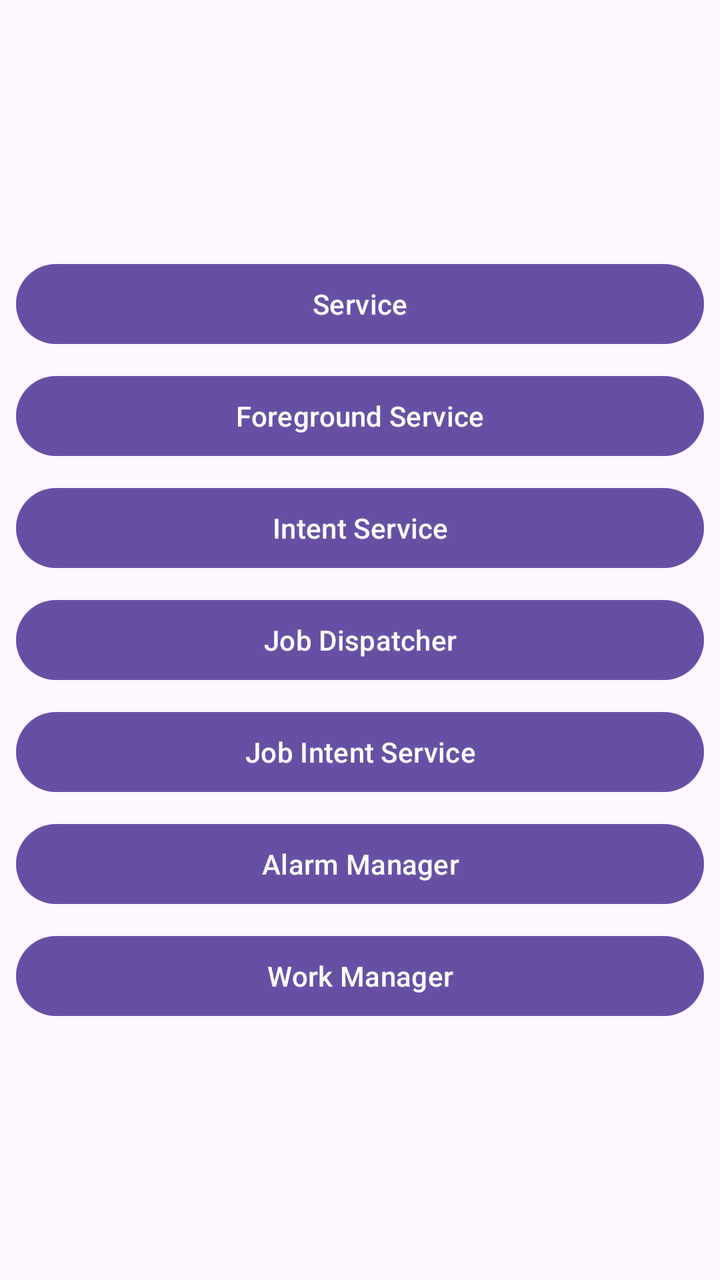
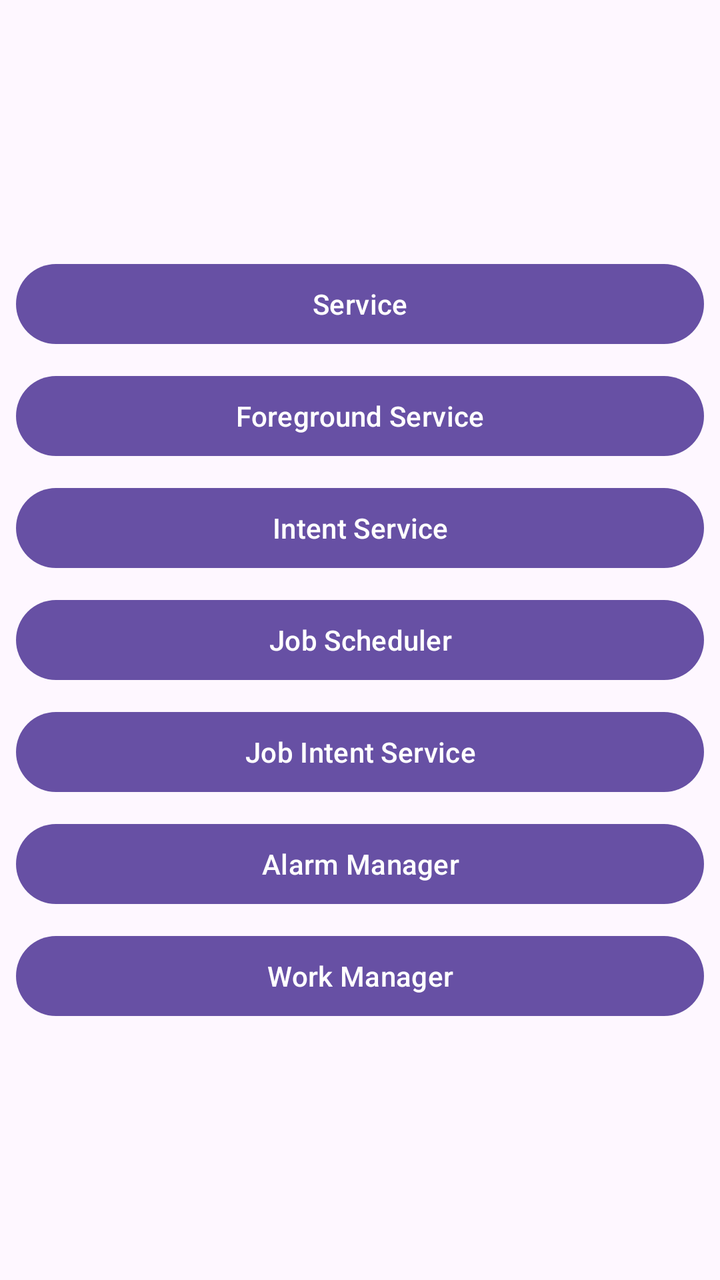

Before-and-after screenshots of an Android layout around one commit, followed by the original layout XML and the change that was made.
<!-- AndroidManifest.xml: application theme Theme.MyServices -->
<!-- res/layout/activity_main.xml -->
<?xml version="1.0" encoding="utf-8"?>
<LinearLayout
    xmlns:android="http://schemas.android.com/apk/res/android"
    xmlns:tools="http://schemas.android.com/tools"
    android:layout_width="match_parent"
    android:layout_height="match_parent"
    android:gravity="center"
    android:orientation="vertical"
    tools:context=".MainActivity"
    >

    <Button
        android:id="@+id/simple_service"
        style="@style/ServiceButtonStyle"
        android:layout_width="match_parent"
        android:layout_height="wrap_content"
        android:text="@string/service"
        />

    <Button
        android:id="@+id/foreground_service"
        style="@style/ServiceButtonStyle"
        android:layout_width="match_parent"
        android:layout_height="wrap_content"
        android:text="@string/foreground_service"
        />

    <Button
        android:id="@+id/intent_service"
        style="@style/ServiceButtonStyle"
        android:layout_width="match_parent"
        android:layout_height="wrap_content"
        android:text="@string/intent_service"
        />

    <Button
        android:id="@+id/job_dispatcher"
        style="@style/ServiceButtonStyle"
        android:layout_width="match_parent"
        android:layout_height="wrap_content"
        android:text="@string/job_dispatcher"
        />

    <Button
        android:id="@+id/job_intent_service"
        style="@style/ServiceButtonStyle"
        android:layout_width="match_parent"
        android:layout_height="wrap_content"
        android:text="@string/job_intent_service"
        />

    <Button
        android:id="@+id/alarm_manager"
        style="@style/ServiceButtonStyle"
        android:layout_width="match_parent"
        android:layout_height="wrap_content"
        android:text="@string/alarm_manager"
        />

    <Button
        android:id="@+id/work_manager"
        style="@style/ServiceButtonStyle"
        android:layout_width="match_parent"
        android:layout_height="wrap_content"
        android:text="@string/work_manager"
        />
</LinearLayout>
<!-- resources referenced by this layout -->
<resources>
  <string name="alarm_manager">Alarm Manager</string>
  <string name="foreground_service">Foreground Service</string>
  <string name="intent_service">Intent Service</string>
  <string name="job_dispatcher">Job Dispatcher</string>
  <string name="job_intent_service">Job Intent Service</string>
  <string name="service">Service</string>
  <string name="work_manager">Work Manager</string>
  <style name="ServiceButtonStyle">
          <item name="android:layout_marginEnd">8dp</item>
          <item name="android:layout_marginStart">8dp</item>
          <item name="android:layout_marginTop">4dp</item>
          <item name="android:layout_marginBottom">4dp</item>
      </style>
  <style name="Theme.MyServices" parent="Base.Theme.MyServices" />
  <style name="Base.Theme.MyServices" parent="Theme.Material3.DayNight.NoActionBar">
          
          
      </style>
</resources>

<!-- the commit's change to res/layout/activity_main.xml (unified diff, before → after) -->
@@ -34,11 +34,11 @@
         />
 
     <Button
-        android:id="@+id/job_dispatcher"
+        android:id="@+id/job_scheduler"
         style="@style/ServiceButtonStyle"
         android:layout_width="match_parent"
         android:layout_height="wrap_content"
-        android:text="@string/job_dispatcher"
+        android:text="@string/job_scheduler"
         />
 
     <Button
<!-- resource entries referenced after the edit -->
@@ -3,8 +3,8 @@
   <string name="alarm_manager">Alarm Manager</string>
   <string name="foreground_service">Foreground Service</string>
   <string name="intent_service">Intent Service</string>
-  <string name="job_dispatcher">Job Dispatcher</string>
   <string name="job_intent_service">Job Intent Service</string>
+  <string name="job_scheduler">Job Scheduler</string>
   <string name="service">Service</string>
   <string name="work_manager">Work Manager</string>
   <style name="ServiceButtonStyle">
